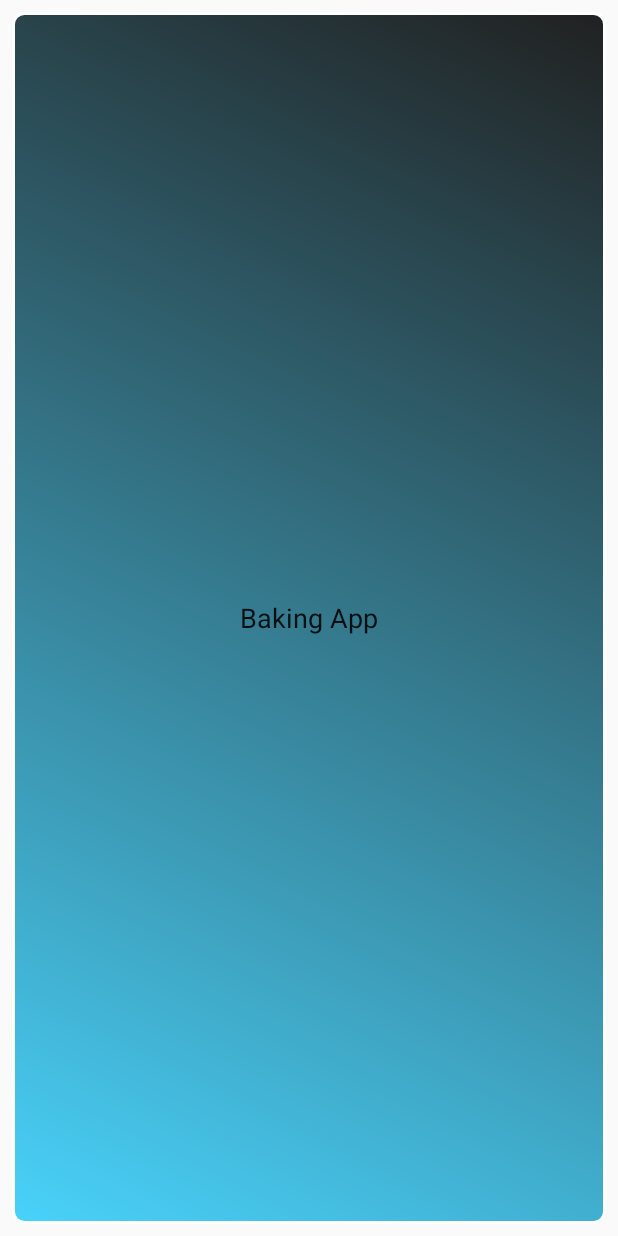
After one commit to PrasanthKumarKatta/BakingApp, an Android app: the layout widget_layout.xml on its own in the app's theme, with its tools: preview values and no code run, on a phone screen of 412 x 824 dp. The commit adds this screen. Run offline under Robolectric (Android 15) with nearby library versions, the phone set to English and light mode, and no system bars.

Commit message:
widget added

```diff
--- a/app/src/main/java/com/kpcode4u/prasanthkumar/bakingapp/ItemListActivity.java
+++ b/app/src/main/java/com/kpcode4u/prasanthkumar/bakingapp/ItemListActivity.java
@@ -141,7 +141,9 @@ public class ItemListActivity extends AppCompatActivity {
                 public void onClick(View v) {
 
                     //    ingredientsList = new ArrayList<>();
-                    Intent intent = new Intent(ItemListActivity.this,IngredientsListActivity.class);
+                  //  Intent intent = new Intent(ItemListActivity.this,IngredientsListActivity.class);
+                    Intent intent = new Intent(ItemListActivity.this,ItemDetailActivity.class);
+
                     //  Bundle bundle = new Bundle();
                     intent.putParcelableArrayListExtra("IngredientsKey",ingredientsList);
                     intent.addFlags(Intent.FLAG_ACTIVITY_NEW_TASK);
--- a/app/src/main/java/com/kpcode4u/prasanthkumar/bakingapp/adapter/StepsAdapter.java
+++ b/app/src/main/java/com/kpcode4u/prasanthkumar/bakingapp/adapter/StepsAdapter.java
@@ -82,8 +82,8 @@ public class StepsAdapter extends RecyclerView.Adapter<StepsAdapter.StepsInfo> {
                                 .commit();
                     } else {
                         Context context = v.getContext();
-                        Intent i = new Intent(context, ExoPlayerActivity.class);
-                        //Intent i = new Intent(context, ItemDetailActivity.class);
+                        //Intent i = new Intent(context, ExoPlayerActivity.class);
+                        Intent i = new Intent(context, ItemDetailActivity.class);
                         i.putParcelableArrayListExtra("stepsList",stepsList);
                         i.putExtra("position",pos);
                         i.addFlags(Intent.FLAG_ACTIVITY_NEW_TASK);
--- a/app/src/main/java/com/kpcode4u/prasanthkumar/bakingapp/model/Ingredients.java
+++ b/app/src/main/java/com/kpcode4u/prasanthkumar/bakingapp/model/Ingredients.java
@@ -52,7 +52,7 @@ public class Ingredients  implements Parcelable {
         }
     };
 
-    public Double getQuantity() {
+    public CharSequence getQuantity() {
         return quantity;
     }
 
--- /dev/null
+++ b/app/src/main/res/drawable/myshape.xml
@@ -0,0 +1,19 @@
+<?xml version="1.0" encoding="utf-8"?>
+<shape xmlns:android="http://schemas.android.com/apk/res/android"
+    android:shape="rectangle">
+    <stroke
+        android:width="2dp"
+        android:color="#FFFF"/>
+    <gradient
+        android:angle="225"
+        android:endColor="#DD2ECCFA"
+        android:startColor="#DD000000"
+        />
+    <corners
+        android:bottomLeftRadius="7dp"
+        android:bottomRightRadius="7dp"
+        android:topLeftRadius="7dp"
+        android:topRightRadius="7dp"
+        />
+
+</shape>
--- /dev/null
+++ b/app/src/main/res/layout/widget_layout.xml
@@ -0,0 +1,28 @@
+<?xml version="1.0" encoding="utf-8"?>
+<LinearLayout xmlns:android="http://schemas.android.com/apk/res/android"
+    android:layout_width="match_parent"
+    android:layout_height="match_parent"
+    android:layout_margin="8dp"
+    android:background="@drawable/myshape"
+    android:orientation="vertical"
+    >
+    <TextView
+        android:id="@+id/update"
+        android:layout_width="match_parent"
+        android:layout_height="match_parent"
+        android:layout_gravity="center"
+        android:gravity="center_horizontal|center_vertical"
+        android:layout_margin="4dp"
+        style="@android:style/TextAppearance.Medium"
+        android:text="Baking App"
+        />
+    <TextView
+        android:id="@+id/appwidget_recipe"
+        android:layout_width="wrap_content"
+        android:layout_height="wrap_content" />
+    <ListView
+        android:id="@+id/appwidget_ingredients"
+        android:layout_width="wrap_content"
+        android:layout_height="wrap_content"/>
+
+</LinearLayout>
```
Also changed, not shown: app/src/main/AndroidManifest.xml (+32 -11 lines), app/src/main/java/com/kpcode4u/prasanthkumar/bakingapp/BakingWidget.java (+94 -0 lines), app/src/main/java/com/kpcode4u/prasanthkumar/bakingapp/ItemDetailActivity.java (+35 -3 lines), app/src/main/java/com/kpcode4u/prasanthkumar/bakingapp/ItemDetailFragment.java (+39 -11 lines), app/src/main/java/com/kpcode4u/prasanthkumar/bakingapp/service/MyWidgetRemoteViewService.java (added, +17 -0 lines), app/src/main/java/com/kpcode4u/prasanthkumar/bakingapp/service/MyWidgetRemoteViewsFactory.java (added, +85 -0 lines), app/src/main/res/layout/activity_item_detail.xml (+8 -7 lines), app/src/main/res/layout/item_detail.xml (+49 -47 lines), app/src/main/res/xml/widget_info.xml (added, +10 -0 lines).
